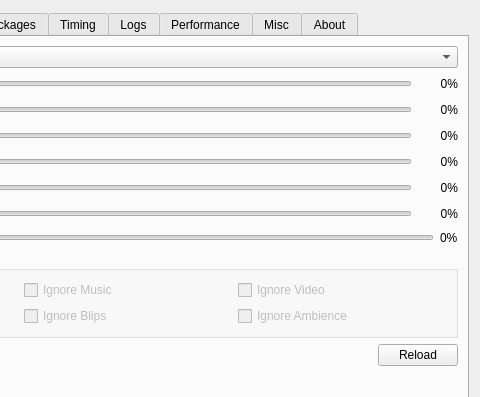
Qt form res/ui/config_panel.ui (Mystery-Novel-Online/MNO-Client) before a commit; both pictures show x 410 to 890 and y 0 to 397 of the 890 by 544 pixel window.
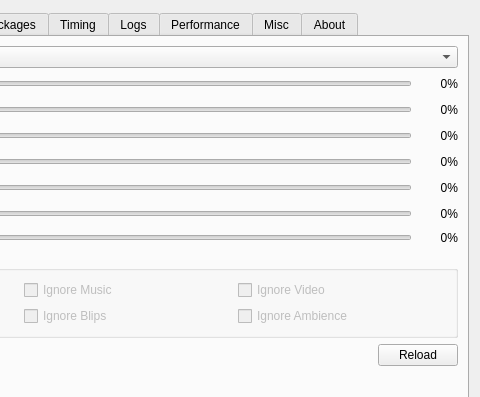
The same form after that commit.

Commit message: fix(config): ambience slider was misaligned

```diff
--- a/res/ui/config_panel.ui
+++ b/res/ui/config_panel.ui
@@ -569,9 +569,18 @@
              </item>
              <item>
               <widget class="QLabel" name="ambience_value">
+               <property name="minimumSize">
+                <size>
+                 <width>40</width>
+                 <height>0</height>
+                </size>
+               </property>
                <property name="text">
                 <string>0%</string>
                </property>
+               <property name="alignment">
+                <set>Qt::AlignRight|Qt::AlignTrailing|Qt::AlignVCenter</set>
+               </property>
               </widget>
              </item>
             </layout>
```
